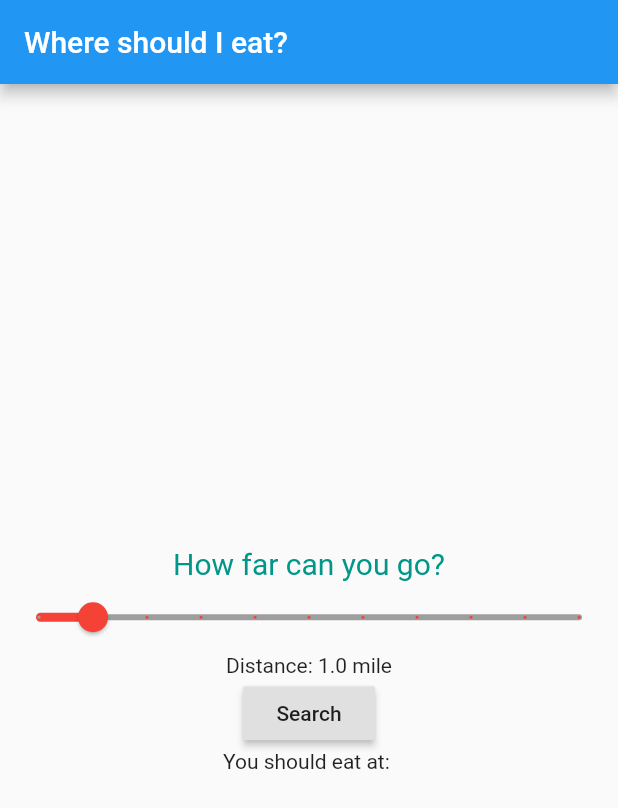
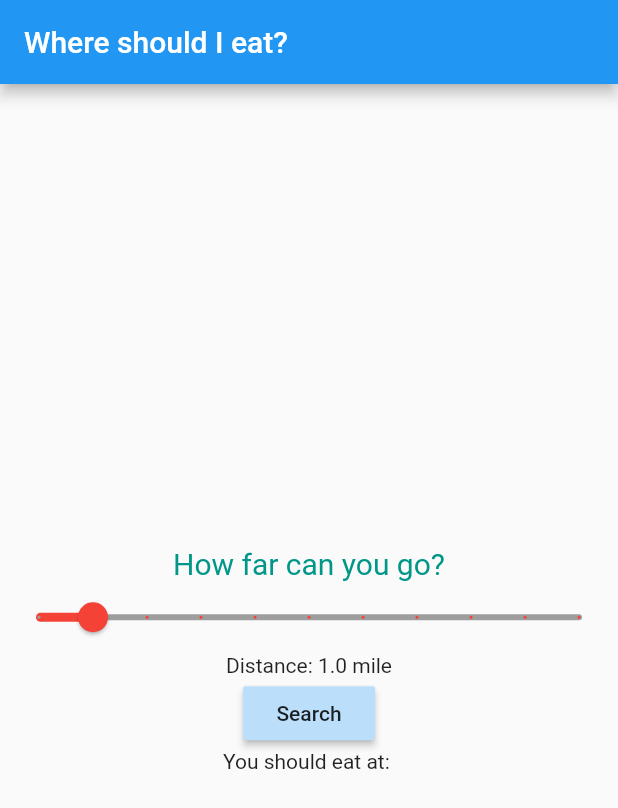
Before and after one commit to gosulap/Restaurant-Randomizer, a Flutter app: the screen it shows after launch, after a tap on "Search", on a phone screen of 412 x 824 dp. Shown: the top 808 px of the screen. Run offline on Flutter 3.47's test engine with Material 2 defaults, Android fonts, the phone set to English and light mode, and no system bars; our stand-ins replace dio, location; network calls fail; statements that could not run were skipped.

Commit message:
its better but still need to fix errors on initial press

```diff
--- a/rr/lib/main.dart
+++ b/rr/lib/main.dart
@@ -34,6 +34,7 @@ class MyAppState extends State<MyApp>{
   var test;
 
   List<Place> allLocations;
+  double radius = 1609;
 
 
   // sets up the state with the current location
@@ -77,7 +78,7 @@ class MyAppState extends State<MyApp>{
                 min: 0.0
               ),
               Text(distanceMessage),
-              RaisedButton(child:Text("Search"),onPressed: getFinalLocation,),
+              RaisedButton(child:Text("Search"),onPressed: getFinalLocation, color: Colors.blue[100],),
               Text("You should eat at: ${goHere}"),
             ],
           )
@@ -117,8 +118,8 @@ class MyAppState extends State<MyApp>{
   }
 
   Future<List<Place>> getNearby() async{
-        print(distance);
-        var radius = (distance*1609.34);
+        radius = (distance*1609.34);
+        print(radius);
         String url = "https://maps.googleapis.com/maps/api/place/nearbysearch/json?location=${currentLocation['latitude']},${currentLocation['longitude']}&radius=${radius.toString()}&type=restaurant&key=AIzaSyA6LYlJFjgHgaftXDrKNkrmcjJWzyU4Rfg";
         var response = await http.get(url, headers:{"Accept":"application/json"});
 
```
